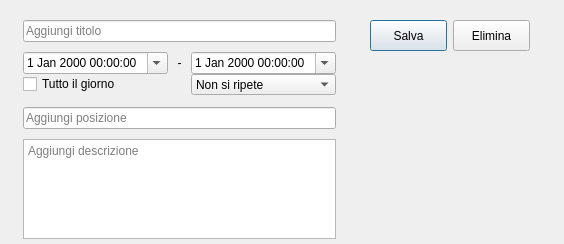
This is CalendarToDoList/widgets/createeventform.ui in DarthReca/calendar-to-do-list as Qt 5 draws it before an edit. The edited form follows.
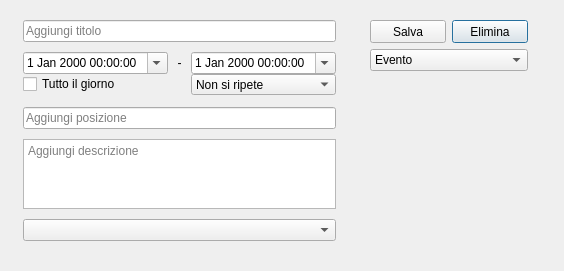
This is the edited form. Icons and pictures are not drawn.

Commit message: Form now support task

What changed in the file:
```diff
--- a/CalendarToDoList/widgets/createeventform.ui
+++ b/CalendarToDoList/widgets/createeventform.ui
@@ -7,7 +7,7 @@
     <x>0</x>
     <y>0</y>
     <width>564</width>
-    <height>244</height>
+    <height>271</height>
    </rect>
   </property>
   <property name="windowTitle">
@@ -19,7 +19,7 @@
      <x>10</x>
      <y>20</y>
      <width>326</width>
-     <height>219</height>
+     <height>221</height>
     </rect>
    </property>
    <layout class="QFormLayout" name="formLayout">
@@ -179,6 +179,9 @@
       </property>
      </widget>
     </item>
+    <item row="4" column="1">
+     <widget class="QComboBox" name="taskLists"/>
+    </item>
    </layout>
   </widget>
   <widget class="QWidget" name="horizontalLayoutWidget">
@@ -186,25 +189,12 @@
     <rect>
      <x>370</x>
      <y>20</y>
-     <width>160</width>
-     <height>31</height>
+     <width>158</width>
+     <height>51</height>
     </rect>
    </property>
-   <layout class="QHBoxLayout" name="horizontalLayout">
-    <item>
-     <widget class="QPushButton" name="saveButton">
-      <property name="sizePolicy">
-       <sizepolicy hsizetype="Minimum" vsizetype="Preferred">
-        <horstretch>0</horstretch>
-        <verstretch>0</verstretch>
-       </sizepolicy>
-      </property>
-      <property name="text">
-       <string>Salva</string>
-      </property>
-     </widget>
-    </item>
-    <item>
+   <layout class="QGridLayout" name="righthLayout">
+    <item row="0" column="1">
      <widget class="QPushButton" name="deleteButton">
       <property name="sizePolicy">
        <sizepolicy hsizetype="Minimum" vsizetype="Preferred">
@@ -217,6 +207,33 @@
       </property>
      </widget>
     </item>
+    <item row="0" column="0">
+     <widget class="QPushButton" name="saveButton">
+      <property name="sizePolicy">
+       <sizepolicy hsizetype="Minimum" vsizetype="Preferred">
+        <horstretch>0</horstretch>
+        <verstretch>0</verstretch>
+       </sizepolicy>
+      </property>
+      <property name="text">
+       <string>Salva</string>
+      </property>
+     </widget>
+    </item>
+    <item row="1" column="0" colspan="2">
+     <widget class="QComboBox" name="typeSelection">
+      <item>
+       <property name="text">
+        <string>Evento</string>
+       </property>
+      </item>
+      <item>
+       <property name="text">
+        <string>Attività</string>
+       </property>
+      </item>
+     </widget>
+    </item>
    </layout>
   </widget>
  </widget>
```
The commit also changes 11 other files.
